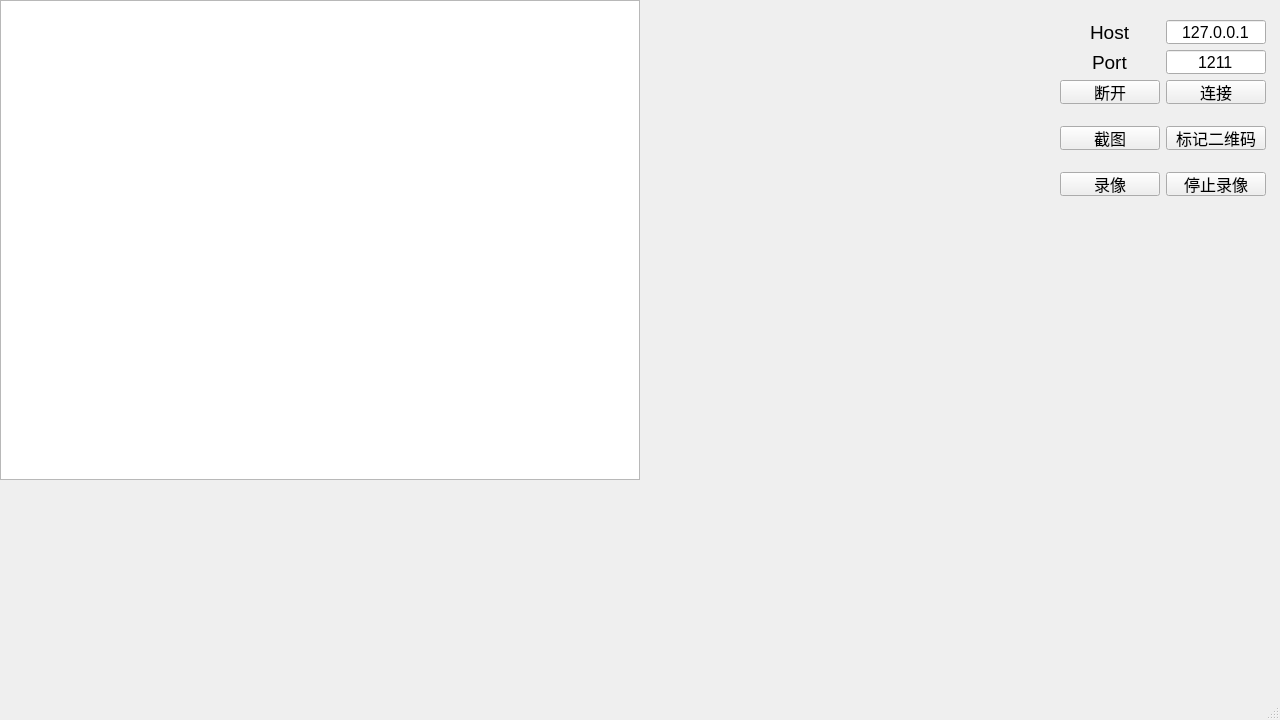
The window that mainwindow.ui (chen6556/RemoteCamera) describes before a commit, drawn with Qt 5.
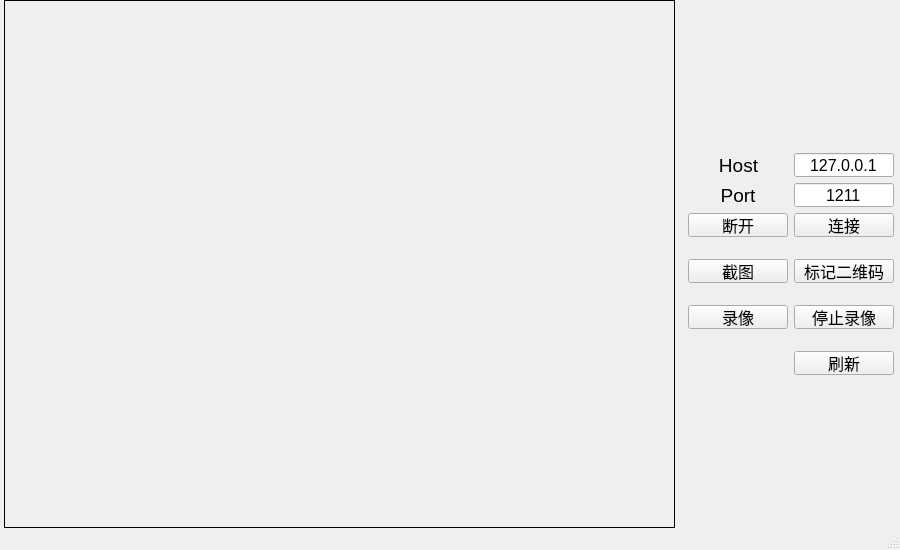
The same window after the commit.

Commit message: 完成界面绘制

What changed in the file:
```diff
--- a/mainwindow.ui
+++ b/mainwindow.ui
@@ -9,14 +9,20 @@
    <rect>
     <x>0</x>
     <y>0</y>
-    <width>1280</width>
-    <height>720</height>
+    <width>900</width>
+    <height>550</height>
    </rect>
   </property>
+  <property name="sizePolicy">
+   <sizepolicy hsizetype="Preferred" vsizetype="Preferred">
+    <horstretch>0</horstretch>
+    <verstretch>0</verstretch>
+   </sizepolicy>
+  </property>
   <property name="minimumSize">
    <size>
-    <width>1280</width>
-    <height>720</height>
+    <width>0</width>
+    <height>0</height>
    </size>
   </property>
   <property name="maximumSize">
@@ -32,14 +38,47 @@
    <set>QMainWindow::AllowTabbedDocks|QMainWindow::AnimatedDocks|QMainWindow::ForceTabbedDocks|QMainWindow::VerticalTabs</set>
   </property>
   <widget class="QWidget" name="centralwidget">
-   <widget class="QGraphicsView" name="graphicsView">
-    <property name="geometry">
-     <rect>
-      <x>0</x>
-      <y>0</y>
-      <width>640</width>
-      <height>480</height>
-     </rect>
+   <property name="sizePolicy">
+    <sizepolicy hsizetype="Expanding" vsizetype="Expanding">
+     <horstretch>0</horstretch>
+     <verstretch>0</verstretch>
+    </sizepolicy>
+   </property>
+   <property name="minimumSize">
+    <size>
+     <width>900</width>
+     <height>500</height>
+    </size>
+   </property>
+   <property name="maximumSize">
+    <size>
+     <width>1920</width>
+     <height>1080</height>
+    </size>
+   </property>
+   <layout class="QHBoxLayout" name="horizontalLayout_2">
+    <property name="sizeConstraint">
+     <enum>QLayout::SetDefaultConstraint</enum>
+    </property>
+    <property name="leftMargin">
+     <number>4</number>
+    </property>
+    <property name="topMargin">
+     <number>0</number>
+    </property>
+    <property name="rightMargin">
+     <number>4</number>
+    </property>
+    <property name="bottomMargin">
+     <number>0</number>
+    </property>
+    <item>
+     <widget class="QLabel" name="imageLabel">
+      <property name="sizePolicy">
+       <sizepolicy hsizetype="Expanding" vsizetype="Expanding">
+        <horstretch>0</horstretch>
+        <verstretch>0</verstretch>
+       </sizepolicy>
     </property>
     <property name="minimumSize">
      <size>
@@ -53,20 +92,57 @@
       <height>720</height>
      </size>
     </property>
-   </widget>
-   <widget class="QWidget" name="formLayoutWidget">
-    <property name="geometry">
-     <rect>
-      <x>1060</x>
-      <y>20</y>
-      <width>208</width>
-      <height>241</height>
-     </rect>
-    </property>
+      <property name="cursor">
+       <cursorShape>CrossCursor</cursorShape>
+      </property>
+      <property name="frameShape">
+       <enum>QFrame::Panel</enum>
+      </property>
+      <property name="text">
+       <string/>
+      </property>
+      <property name="alignment">
+       <set>Qt::AlignCenter</set>
+      </property>
+     </widget>
+    </item>
+    <item>
+     <layout class="QHBoxLayout" name="horizontalLayout">
+      <property name="sizeConstraint">
+       <enum>QLayout::SetNoConstraint</enum>
+      </property>
+      <property name="leftMargin">
+       <number>4</number>
+      </property>
+      <property name="topMargin">
+       <number>4</number>
+      </property>
+      <property name="rightMargin">
+       <number>4</number>
+      </property>
+      <property name="bottomMargin">
+       <number>4</number>
+      </property>
+      <item>
     <layout class="QFormLayout" name="formLayout">
+        <property name="sizeConstraint">
+         <enum>QLayout::SetNoConstraint</enum>
+        </property>
      <property name="labelAlignment">
       <set>Qt::AlignCenter</set>
      </property>
+        <property name="formAlignment">
+         <set>Qt::AlignCenter</set>
+        </property>
+        <property name="leftMargin">
+         <number>0</number>
+        </property>
+        <property name="rightMargin">
+         <number>1</number>
+        </property>
+        <property name="bottomMargin">
+         <number>1</number>
+        </property>
      <item row="0" column="0">
       <widget class="QLabel" name="hostLabel">
        <property name="font">
@@ -77,10 +153,19 @@
        <property name="text">
         <string>Host</string>
        </property>
+          <property name="alignment">
+           <set>Qt::AlignCenter</set>
+          </property>
       </widget>
      </item>
      <item row="0" column="1">
       <widget class="QLineEdit" name="hostEdit">
+          <property name="sizePolicy">
+           <sizepolicy hsizetype="Preferred" vsizetype="Preferred">
+            <horstretch>0</horstretch>
+            <verstretch>0</verstretch>
+           </sizepolicy>
+          </property>
        <property name="minimumSize">
         <size>
          <width>100</width>
@@ -109,8 +194,29 @@
        </property>
       </widget>
      </item>
+        <item row="1" column="0">
+         <widget class="QLabel" name="portLabel">
+          <property name="font">
+           <font>
+            <pointsize>14</pointsize>
+           </font>
+          </property>
+          <property name="text">
+           <string>Port</string>
+          </property>
+          <property name="alignment">
+           <set>Qt::AlignCenter</set>
+          </property>
+         </widget>
+        </item>
      <item row="1" column="1">
       <widget class="QLineEdit" name="portEdit">
+          <property name="sizePolicy">
+           <sizepolicy hsizetype="Preferred" vsizetype="Preferred">
+            <horstretch>0</horstretch>
+            <verstretch>0</verstretch>
+           </sizepolicy>
+          </property>
        <property name="minimumSize">
         <size>
          <width>100</width>
@@ -139,10 +245,40 @@
        </property>
       </widget>
      </item>
+        <item row="2" column="0">
+         <widget class="QPushButton" name="closeButton">
+          <property name="sizePolicy">
+           <sizepolicy hsizetype="Preferred" vsizetype="Preferred">
+            <horstretch>0</horstretch>
+            <verstretch>0</verstretch>
+           </sizepolicy>
+          </property>
+          <property name="minimumSize">
+           <size>
+            <width>100</width>
+            <height>24</height>
+           </size>
+          </property>
+          <property name="maximumSize">
+           <size>
+            <width>100</width>
+            <height>24</height>
+           </size>
+          </property>
+          <property name="font">
+           <font>
+            <pointsize>12</pointsize>
+           </font>
+          </property>
+          <property name="text">
+           <string>断开</string>
+          </property>
+         </widget>
+        </item>
      <item row="2" column="1">
       <widget class="QPushButton" name="connectButton">
        <property name="sizePolicy">
-        <sizepolicy hsizetype="Fixed" vsizetype="Fixed">
+           <sizepolicy hsizetype="Preferred" vsizetype="Preferred">
          <horstretch>0</horstretch>
          <verstretch>0</verstretch>
         </sizepolicy>
@@ -169,70 +305,26 @@
        </property>
       </widget>
      </item>
-     <item row="4" column="1">
-      <widget class="QPushButton" name="decodeQRButton">
-       <property name="sizePolicy">
-        <sizepolicy hsizetype="Fixed" vsizetype="Fixed">
-         <horstretch>0</horstretch>
-         <verstretch>0</verstretch>
-        </sizepolicy>
-       </property>
-       <property name="minimumSize">
-        <size>
-         <width>100</width>
-         <height>24</height>
-        </size>
-       </property>
-       <property name="maximumSize">
+        <item row="3" column="0">
+         <spacer name="verticalSpacer">
+          <property name="orientation">
+           <enum>Qt::Vertical</enum>
+          </property>
+          <property name="sizeType">
+           <enum>QSizePolicy::Fixed</enum>
+          </property>
+          <property name="sizeHint" stdset="0">
         <size>
-         <width>100</width>
-         <height>24</height>
-        </size>
-       </property>
-       <property name="font">
-        <font>
-         <pointsize>12</pointsize>
-        </font>
-       </property>
-       <property name="text">
-        <string>标记二维码</string>
-       </property>
-      </widget>
-     </item>
-     <item row="6" column="1">
-      <widget class="QPushButton" name="stopRecordButton">
-       <property name="sizePolicy">
-        <sizepolicy hsizetype="Fixed" vsizetype="Fixed">
-         <horstretch>0</horstretch>
-         <verstretch>0</verstretch>
-        </sizepolicy>
-       </property>
-       <property name="minimumSize">
-        <size>
-         <width>100</width>
-         <height>24</height>
-        </size>
-       </property>
-       <property name="maximumSize">
-        <size>
-         <width>100</width>
-         <height>24</height>
-        </size>
-       </property>
-       <property name="font">
-        <font>
-         <pointsize>12</pointsize>
-        </font>
-       </property>
-       <property name="text">
-        <string>停止录像</string>
-       </property>
-      </widget>
+            <width>10</width>
+            <height>10</height>
+           </size>
+          </property>
+         </spacer>
      </item>
      <item row="4" column="0">
       <widget class="QPushButton" name="downloadButton">
        <property name="sizePolicy">
-        <sizepolicy hsizetype="Fixed" vsizetype="Fixed">
+           <sizepolicy hsizetype="Preferred" vsizetype="Preferred">
          <horstretch>0</horstretch>
          <verstretch>0</verstretch>
         </sizepolicy>
@@ -259,10 +351,56 @@
        </property>
       </widget>
      </item>
+        <item row="4" column="1">
+         <widget class="QPushButton" name="decodeQRButton">
+          <property name="sizePolicy">
+           <sizepolicy hsizetype="Preferred" vsizetype="Preferred">
+            <horstretch>0</horstretch>
+            <verstretch>0</verstretch>
+           </sizepolicy>
+          </property>
+          <property name="minimumSize">
+           <size>
+            <width>100</width>
+            <height>24</height>
+           </size>
+          </property>
+          <property name="maximumSize">
+           <size>
+            <width>100</width>
+            <height>24</height>
+           </size>
+          </property>
+          <property name="font">
+           <font>
+            <pointsize>12</pointsize>
+           </font>
+          </property>
+          <property name="text">
+           <string>标记二维码</string>
+          </property>
+         </widget>
+        </item>
+        <item row="5" column="0">
+         <spacer name="verticalSpacer_2">
+          <property name="orientation">
+           <enum>Qt::Vertical</enum>
+          </property>
+          <property name="sizeType">
+           <enum>QSizePolicy::Fixed</enum>
+          </property>
+          <property name="sizeHint" stdset="0">
+           <size>
+            <width>20</width>
+            <height>10</height>
+           </size>
+          </property>
+         </spacer>
+        </item>
      <item row="6" column="0">
       <widget class="QPushButton" name="recordButton">
        <property name="sizePolicy">
-        <sizepolicy hsizetype="Fixed" vsizetype="Fixed">
+           <sizepolicy hsizetype="Preferred" vsizetype="Preferred">
          <horstretch>0</horstretch>
          <verstretch>0</verstretch>
         </sizepolicy>
@@ -289,22 +427,10 @@
        </property>
       </widget>
      </item>
-     <item row="1" column="0">
-      <widget class="QLabel" name="portLabel">
-       <property name="font">
-        <font>
-         <pointsize>14</pointsize>
-        </font>
-       </property>
-       <property name="text">
-        <string>Port</string>
-       </property>
-      </widget>
-     </item>
-     <item row="2" column="0">
-      <widget class="QPushButton" name="pushButton">
+        <item row="6" column="1">
+         <widget class="QPushButton" name="stopRecordButton">
        <property name="sizePolicy">
-        <sizepolicy hsizetype="Fixed" vsizetype="Fixed">
+           <sizepolicy hsizetype="Preferred" vsizetype="Preferred">
          <horstretch>0</horstretch>
          <verstretch>0</verstretch>
         </sizepolicy>
@@ -327,28 +453,12 @@
         </font>
        </property>
        <property name="text">
-        <string>断开</string>
+           <string>停止录像</string>
        </property>
       </widget>
      </item>
-     <item row="3" column="0">
-      <spacer name="verticalSpacer">
-       <property name="orientation">
-        <enum>Qt::Vertical</enum>
-       </property>
-       <property name="sizeType">
-        <enum>QSizePolicy::Fixed</enum>
-       </property>
-       <property name="sizeHint" stdset="0">
-        <size>
-         <width>10</width>
-         <height>10</height>
-        </size>
-       </property>
-      </spacer>
-     </item>
-     <item row="5" column="0">
-      <spacer name="verticalSpacer_2">
+        <item row="7" column="0">
+         <spacer name="verticalSpacer_3">
        <property name="orientation">
         <enum>Qt::Vertical</enum>
        </property>
@@ -363,8 +473,41 @@
        </property>
       </spacer>
      </item>
-    </layout>
-   </widget>
+        <item row="8" column="1">
+         <widget class="QPushButton" name="refreshButton">
+          <property name="sizePolicy">
+           <sizepolicy hsizetype="Preferred" vsizetype="Preferred">
+            <horstretch>0</horstretch>
+            <verstretch>0</verstretch>
+           </sizepolicy>
+          </property>
+          <property name="minimumSize">
+           <size>
+            <width>100</width>
+            <height>24</height>
+           </size>
+          </property>
+          <property name="maximumSize">
+           <size>
+            <width>100</width>
+            <height>24</height>
+           </size>
+          </property>
+          <property name="font">
+           <font>
+            <pointsize>12</pointsize>
+           </font>
+          </property>
+          <property name="text">
+           <string>刷新</string>
+          </property>
+         </widget>
+        </item>
+       </layout>
+      </item>
+     </layout>
+    </item>
+   </layout>
   </widget>
   <widget class="QMenuBar" name="menubar">
    <property name="geometry">
```
Left out of the diff: 134 changed lines with no effect on the pictures. Lines whose indentation alone changed are shown as unchanged. The commit also changes 4 other files.
